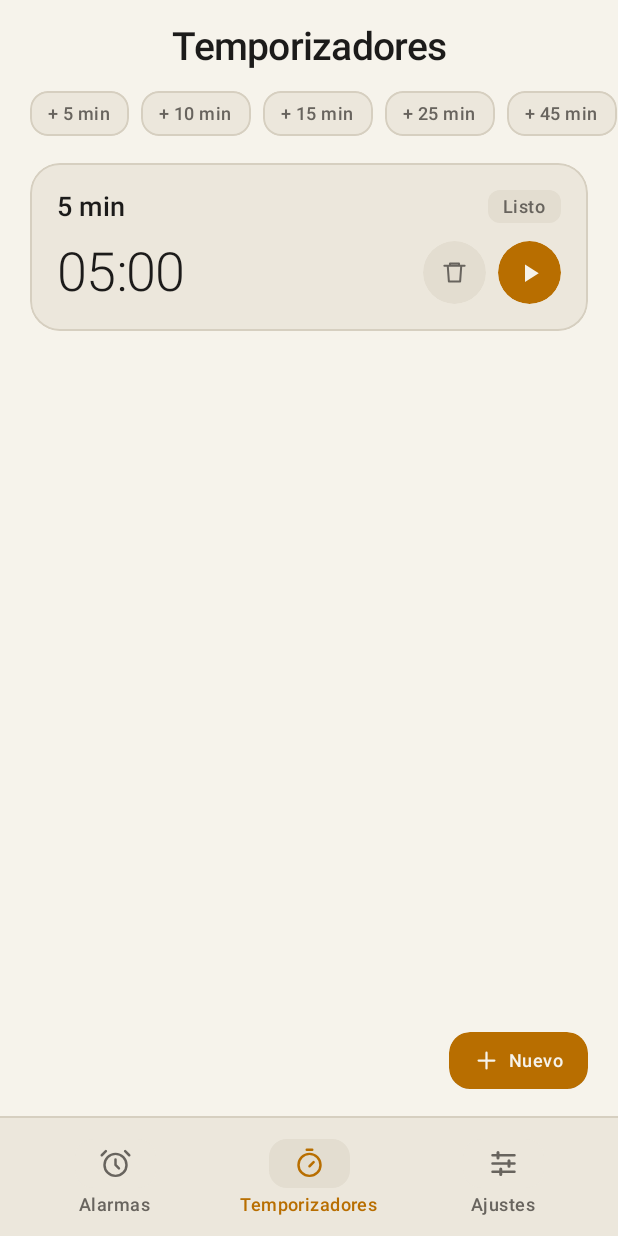
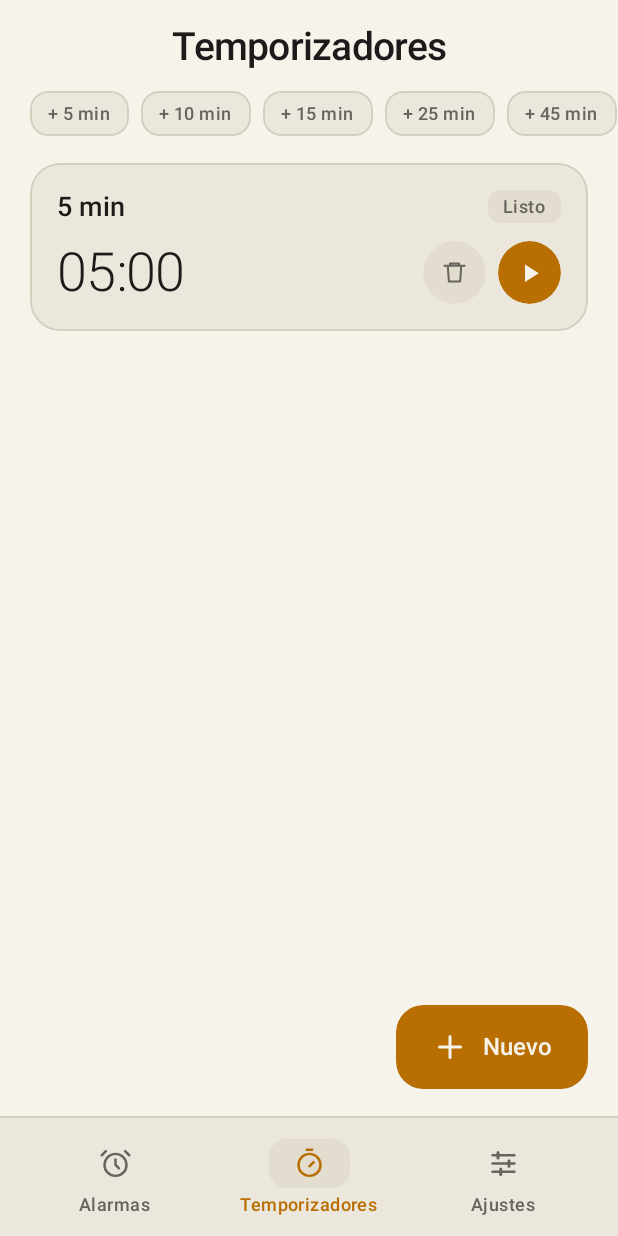
Before and after one commit to FerB22/Reloj-FB, an Android app built with Jetpack Compose: the screen it shows after launch (MainActivity), after a tap on an icon or button, on a phone screen of 412 x 824 dp. Run offline under Robolectric (Android 15) with nearby library versions, the phone set to English and light mode, and no system bars; our stand-ins replace Room's generated code.

Commit message:
style: agranda los botones de adición y aumenta el margen inferior de las listas

```diff
--- a/app/build.gradle.kts
+++ b/app/build.gradle.kts
@@ -13,8 +13,8 @@ android {
         applicationId = "com.reloj.app"
         minSdk = 26
         targetSdk = 36
-        versionCode = 4
-        versionName = "0.1.3"
+        versionCode = 5
+        versionName = "0.1.4"
     }
 
     buildTypes {
--- a/app/src/main/java/com/reloj/app/core/designsystem/Components.kt
+++ b/app/src/main/java/com/reloj/app/core/designsystem/Components.kt
@@ -53,12 +53,14 @@ import androidx.compose.ui.platform.LocalFocusManager
 import androidx.compose.ui.platform.LocalView
 import androidx.compose.ui.res.painterResource
 import androidx.compose.ui.text.TextRange
+import androidx.compose.ui.text.font.FontWeight
 import androidx.compose.ui.text.input.ImeAction
 import androidx.compose.ui.text.input.KeyboardType
 import androidx.compose.ui.text.input.TextFieldValue
 import androidx.compose.ui.text.style.TextAlign
 import androidx.compose.ui.unit.Dp
 import androidx.compose.ui.unit.dp
+import androidx.compose.ui.unit.sp
 import com.reloj.app.R
 import kotlinx.coroutines.delay
 
@@ -69,34 +71,43 @@ fun PrimaryPillButton(
     modifier: Modifier = Modifier,
     iconRes: Int = R.drawable.ic_add,
     shadowElevation: Dp = 0.dp,
+    large: Boolean = false,
 ) {
     val colors = AppTheme.colors
     val view = LocalView.current
+    val cornerRadius = if (large) 18.dp else 14.dp
     Surface(
         modifier = modifier
-            .clip(RoundedCornerShape(14.dp))
+            .clip(RoundedCornerShape(cornerRadius))
             .clickable {
                 view.performHapticFeedback(HapticFeedbackConstants.KEYBOARD_TAP)
                 onClick()
             },
-        shape = RoundedCornerShape(14.dp),
+        shape = RoundedCornerShape(cornerRadius),
         color = colors.accent,
         shadowElevation = shadowElevation,
     ) {
         Row(
-            modifier = Modifier.padding(horizontal = 16.dp, vertical = 10.dp),
+            modifier = Modifier.padding(
+                horizontal = if (large) 24.dp else 20.dp,
+                vertical = if (large) 16.dp else 12.dp,
+            ),
             verticalAlignment = Alignment.CenterVertically,
-            horizontalArrangement = Arrangement.spacedBy(6.dp),
+            horizontalArrangement = Arrangement.spacedBy(if (large) 10.dp else 8.dp),
         ) {
             Icon(
                 painter = painterResource(iconRes),
                 contentDescription = null,
                 tint = colors.onAccent,
-                modifier = Modifier.size(18.dp),
+                modifier = Modifier.size(if (large) 24.dp else 20.dp),
             )
             Text(
                 text = text,
-                style = AppTypography.label,
+                style = if (large) {
+                    AppTypography.body.copy(fontSize = 16.sp, fontWeight = FontWeight.SemiBold)
+                } else {
+                    AppTypography.label.copy(fontSize = 14.sp, fontWeight = FontWeight.SemiBold)
+                },
                 color = colors.onAccent,
             )
         }
--- a/app/src/main/java/com/reloj/app/feature/alarm/AlarmScreen.kt
+++ b/app/src/main/java/com/reloj/app/feature/alarm/AlarmScreen.kt
@@ -133,7 +133,7 @@ fun AlarmScreen(
                 } else {
                     LazyColumn(
                         modifier = Modifier.fillMaxSize(),
-                        contentPadding = PaddingValues(start = 20.dp, end = 20.dp, top = 4.dp, bottom = 84.dp),
+                        contentPadding = PaddingValues(start = 20.dp, end = 20.dp, top = 4.dp, bottom = 100.dp),
                         verticalArrangement = Arrangement.spacedBy(12.dp),
                     ) {
                         items(alarms, key = { it.id }) { alarm ->
@@ -161,6 +161,7 @@ fun AlarmScreen(
                 text = "Nuevo",
                 onClick = { showCreateDialog = true },
                 shadowElevation = 6.dp,
+                large = true,
                 modifier = Modifier
                     .align(Alignment.BottomEnd)
                     .padding(end = 20.dp, bottom = 18.dp),
--- a/app/src/main/java/com/reloj/app/feature/timer/TimerHomeScreen.kt
+++ b/app/src/main/java/com/reloj/app/feature/timer/TimerHomeScreen.kt
@@ -176,7 +176,7 @@ fun TimerHomeScreen(
                 } else {
                     LazyColumn(
                         modifier = Modifier.fillMaxSize(),
-                        contentPadding = PaddingValues(start = 20.dp, end = 20.dp, top = 4.dp, bottom = 84.dp),
+                        contentPadding = PaddingValues(start = 20.dp, end = 20.dp, top = 4.dp, bottom = 100.dp),
                         verticalArrangement = Arrangement.spacedBy(12.dp),
                     ) {
                         items(timers, key = { it.id }) { timer ->
@@ -214,6 +214,7 @@ fun TimerHomeScreen(
                 text = "Nuevo",
                 onClick = { showCreateDialog = true },
                 shadowElevation = 6.dp,
+                large = true,
                 modifier = Modifier
                     .align(Alignment.BottomEnd)
                     .padding(end = 20.dp, bottom = 18.dp),
```
